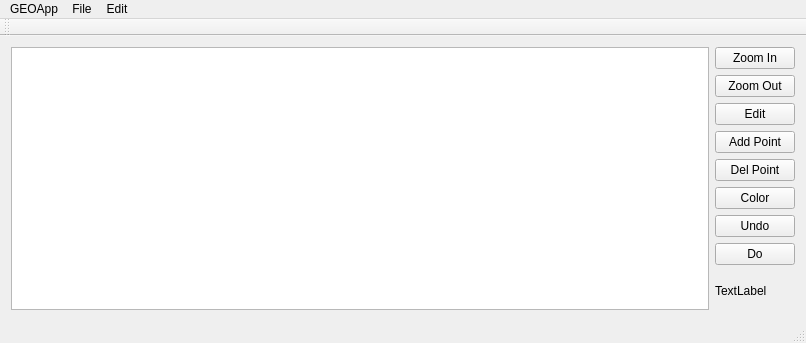
IvanSevilla/GAT, file Geo_GUI_Application/mainwindow.ui: the form before one commit.
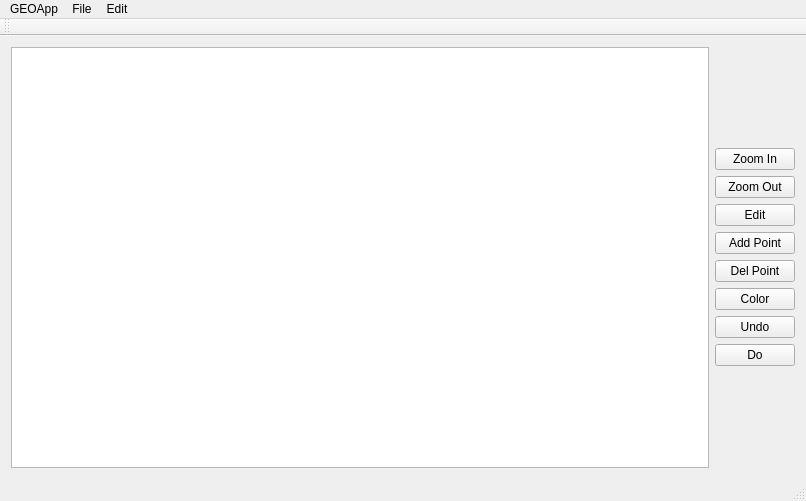
The form after the commit.

What changed in the file:
```diff
--- a/Geo_GUI_Application/mainwindow.ui
+++ b/Geo_GUI_Application/mainwindow.ui
@@ -10,7 +10,7 @@
     <x>0</x>
     <y>0</y>
     <width>806</width>
-    <height>343</height>
+    <height>501</height>
    </rect>
   </property>
   <property name="sizePolicy">
@@ -156,15 +156,7 @@
        </layout>
       </item>
       <item>
-       <layout class="QVBoxLayout" name="verticalLayout_2">
-        <item>
-         <widget class="QLabel" name="label">
-          <property name="text">
-           <string>TextLabel</string>
-          </property>
-         </widget>
-        </item>
-       </layout>
+       <layout class="QVBoxLayout" name="verticalLayout_2"/>
       </item>
      </layout>
     </item>
```
